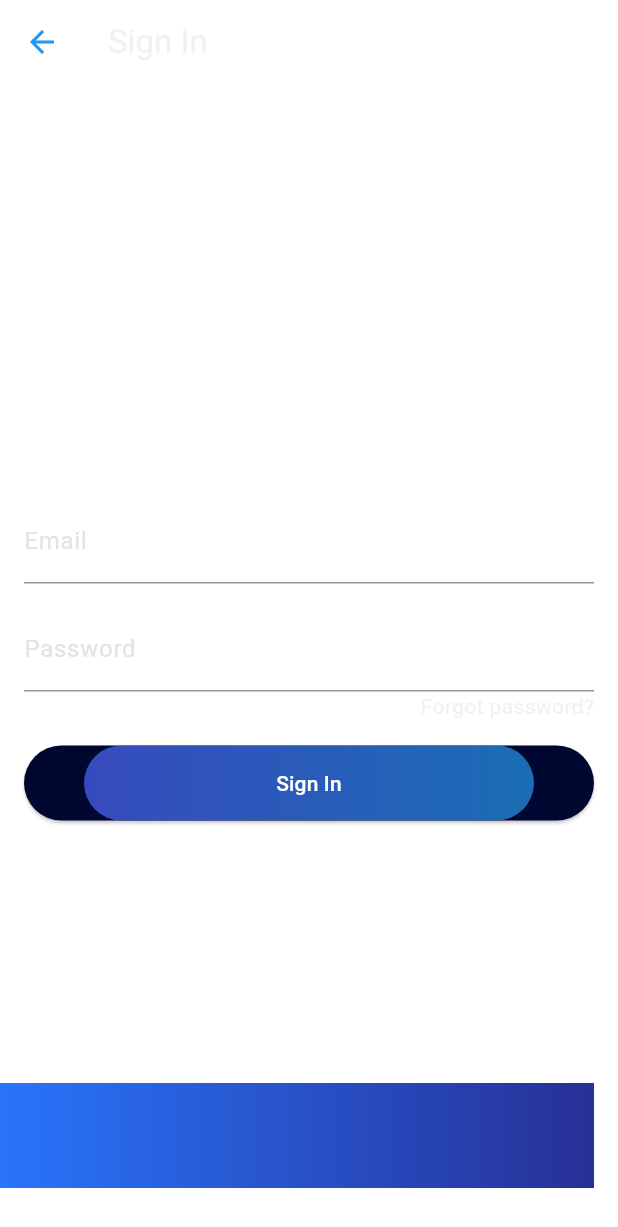
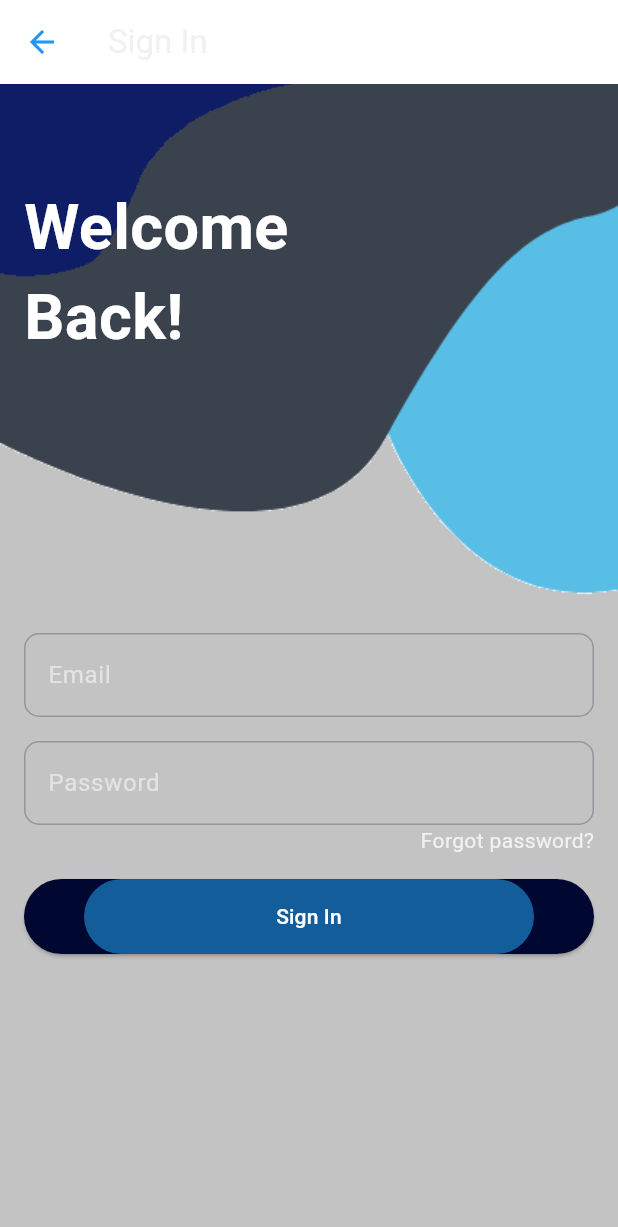
Before and after one commit to WillingDev0812/Blend, a Flutter app: the screen it shows after launch, after a tap on "Sign In", on a phone screen of 412 x 824 dp. Shown: the top 1227 px of the screen. Run offline on Flutter 3.47's test engine with Material 3 defaults, Android fonts, the phone set to English and light mode, and no system bars; our stand-ins replace cloud_firestore, curved_navigation_bar, firebase_auth, firebase_core, flex_color_scheme, google_sign_in and 1 more; missing offline and left inert: flutter_facebook_auth; accounts and stored records are empty; project files that could hold a hidden picture were left out.

Commit message:
The circle (login, registration, splash screen)

```diff
--- a/blend/lib/pages/auth/login.dart
+++ b/blend/lib/pages/auth/login.dart
@@ -1,7 +1,9 @@
+
 import 'package:flutter/material.dart';
 import 'package:firebase_auth/firebase_auth.dart';
 import 'package:blend/global_provider.dart';
 import 'package:provider/provider.dart';
+
 
 class LoginPage extends StatefulWidget {
   @override
@@ -58,7 +60,7 @@ class _LoginPageState extends State<LoginPage> {
     void forgotPassword(String email) async {
       if (email.isEmpty) {
         setState(() {
-          emailErrorText = 'Emaiv    l is required!';
+          emailErrorText = 'Email is required!';
         });
       } else {
         provider.forgotPassword(email);
@@ -85,20 +87,59 @@ class _LoginPageState extends State<LoginPage> {
       }
     }
     return Scaffold(
-      backgroundColor: Colors.white,
+      backgroundColor: Colors.transparent,
       appBar: AppBar(
         backgroundColor: Colors.transparent,
         iconTheme: IconThemeData(color: Colors.blue),
         title: Text('Sign In'),
       ),
-      body: Padding(
+      body: Container(
+      decoration: BoxDecoration(
+          image: DecorationImage(
+            image: AssetImage('images/login.png'), // Replace 'path_to_your_image.jpg' with the actual path to your image file
+            fit: BoxFit.cover,
+          ),
+      ),
+      child: Padding(
         padding: EdgeInsets.all(16.0),
         child: Column(
-          mainAxisAlignment: MainAxisAlignment.center,
+          crossAxisAlignment: CrossAxisAlignment.center,
+          mainAxisAlignment: MainAxisAlignment.start,
+
           children: [
+            SizedBox(height: 50.0),
+            Align(
+                alignment: Alignment.topLeft,
+                child: Text(
+                  'Welcome', // Header text
+                  style: TextStyle(
+                    fontSize: 42.0,
+                    fontWeight: FontWeight.bold,
+                    color: Colors.white, // Color of the text
+                  ),
+                ),
+
+              ),
+              Align(
+                alignment: Alignment.topLeft,
+                child: Text(
+                  'Back!', // Header text
+                  style: TextStyle(
+                    fontSize: 42.0,
+                    fontWeight: FontWeight.bold,
+                    color: Colors.white, // Color of the text
+                  ),
+                ),
+
+              ),
+            SizedBox(height: 180.0),
             TextField(
               controller: emailController,
+              style: TextStyle(color: Colors.black),
               decoration: InputDecoration(
+                border: OutlineInputBorder(
+                  borderRadius: BorderRadius.circular(10.0),
+                ),
                 labelText: 'Email',
                 errorText: emailErrorText,
               ),
@@ -106,8 +147,12 @@ class _LoginPageState extends State<LoginPage> {
             SizedBox(height: 16.0),
             TextField(
               controller: passwordController,
+              style: TextStyle(color: Colors.black),
               obscureText: true,
               decoration: InputDecoration(
+                border: OutlineInputBorder(
+                  borderRadius: BorderRadius.circular(10.0),
+                ),
                 labelText: 'Password',
                 errorText: passwordErrorText,
               ),
@@ -140,11 +185,7 @@ class _LoginPageState extends State<LoginPage> {
                 ),
                 child: Ink(
                   decoration: BoxDecoration(
-                    gradient: LinearGradient(
-                      colors: [Color(0xff374ABE), Color.fromARGB(255, 27, 109, 181)],
-                      begin: Alignment.centerLeft,
-                      end: Alignment.centerRight,
-                    ),
+                    color: const Color.fromARGB(255, 18, 93, 154),
                     borderRadius: BorderRadius.circular(30.0),
                   ),
                   child: Container(
@@ -162,45 +203,89 @@ class _LoginPageState extends State<LoginPage> {
           ],
         ),
       ),
-      floatingActionButton: Padding(
-        padding: EdgeInsets.only(bottom: 16.0),
-        child: SizedBox(
-          height: 70.0,
-          width: MediaQuery.of(context).size.width,
-          child: ClipPath(
-            clipper: Clip1Clipper(),
-            child: Ink(
-              decoration: BoxDecoration(
-                gradient: LinearGradient(
-                  colors: [Color.fromARGB(255, 41, 119, 255), Color.fromARGB(255, 39, 48, 151)],
-                  begin: Alignment.centerLeft,
-                  end: Alignment.centerRight,
-                ),
-              ),
-              child: Container( // Add a container as a child of Ink
-                height: 20,
-                width: 20,
-                color: Colors.transparent, // Set transparent color to avoid covering the gradient
-              ),
-            ),
-          ),
-        ),
-      ),
+     ),
     );
   }
 }
 
+// floatingActionButton: Align(
+//         alignment: Alignment.topRight,
+//         child: Padding(
+//           padding: EdgeInsets.only(top: 16.0, right: 16.0),
+//           child: ClipPath(
+//             clipper: Clip1Clipper(),
+//             child: ElevatedButton(
+//               onPressed: () async {
+//                 // Add your onPressed logic here
+//               },
+//               style: ElevatedButton.styleFrom(
+//                 shape: RoundedRectangleBorder(
+//                   borderRadius: BorderRadius.circular(80.0), // Same as the Clip1Clipper
+//                 ),
+//               ),
+//               child: Ink(
+//                 decoration: BoxDecoration(
+//                   gradient: LinearGradient(
+//                     colors: [Color.fromARGB(255, 41, 119, 255), Color.fromARGB(255, 39, 48, 151)],
+//                     begin: Alignment.centerLeft,
+//                     end: Alignment.centerRight,
+//                   ),
+//                   borderRadius: BorderRadius.circular(80.0), // Same as the Clip1Clipper
+//                 ),
+//                 child: Container(
+//                   height: 70.0,
+//                   width: MediaQuery.of(context).size.width * 0.3,
+//                   alignment: Alignment.center,
+//                 ),
+//               ),
+//             ),
+//           ),
+//         ),
+//       ),
+
+
+
 class Clip1Clipper extends CustomClipper<Path>{
-  @override
-  Path getClip(Size size){
-    Path path = Path();
-    path.lineTo(0,size.height);
-    path.lineTo(size.width, size.height);
-    path.quadraticBezierTo(size.width, 0, 0, 0);
+  Path getClip(Size size) {
+      var height = size.height;
+    var width = size.width;
+    var path = new Path();
+
+    path.lineTo(0, size.height );
+    path.lineTo(size.width , height);
+    path.lineTo(size.width , 0);
+
+     /// [Top Left corner]
+    var secondControlPoint =  Offset(0  ,0);
+    var secondEndPoint = Offset(width * .2  , height *.3);
+    path.quadraticBezierTo(secondControlPoint.dx, secondControlPoint.dy, secondEndPoint.dx, secondEndPoint.dy);
+
+
+
+     /// [Left Middle]
+    var fifthControlPoint =  Offset(width * .3  ,height * .5);
+    var fiftEndPoint = Offset(  width * .23, height *.6);
+    path.quadraticBezierTo(fifthControlPoint.dx, fifthControlPoint.dy, fiftEndPoint.dx, fiftEndPoint.dy);
+
+
+     /// [Bottom Left corner]
+    var thirdControlPoint =  Offset(0  ,height);
+    var thirdEndPoint = Offset(width , height  );
+    path.quadraticBezierTo(thirdControlPoint.dx, thirdControlPoint.dy, thirdEndPoint.dx, thirdEndPoint.dy);
+
+
+
+    path.lineTo(0, size.height  );
+    path.close();
+
     return path;
   }
 
   @override
-  bool shouldReclip (CustomClipper<Path> oldClipper) => false;
+  bool shouldReclip(CustomClipper<Path> oldClipper) {
+    // TODO: implement shouldReclip
+    return true;
+  }
+
 
 }
--- a/blend/lib/pages/splash.dart
+++ b/blend/lib/pages/splash.dart
@@ -8,14 +8,39 @@ class SplashPage extends StatelessWidget {
     final provider = Provider.of<GlobalProvider>(context);
     final authUser = provider.authUser;
 
-
-    return Scaffold(
+ return Scaffold(
       body: Container(
         padding: EdgeInsets.all(16.0),
         alignment: Alignment.center,
         child: Column(
           mainAxisAlignment: MainAxisAlignment.center,
           children: [
+            // AnimatedOpacity widget added here
+            AnimatedOpacity(
+              duration: Duration(milliseconds: 1200),
+              opacity: 1.0,
+              child: Center(
+                child: Container(
+                  padding: EdgeInsets.all(8.0),
+                  decoration: BoxDecoration(
+                    shape: BoxShape.circle,
+                    color: Colors.white,
+                    boxShadow: [
+                      BoxShadow(
+                        color: Colors.black.withOpacity(0.3),
+                        blurRadius: 2.0,
+                        offset: Offset(5.0, 3.0),
+                        spreadRadius: 2.0,
+                      )
+                    ]
+                  ),
+                  child: ClipOval(
+                    child: Image.asset('images/logo.png', width: 140, height: 140,),
+                  ),
+                ),
+              ),
+            ),
+            SizedBox(height: 50.0),
             ElevatedButton(
               onPressed: () {
                 Navigator.pushNamed(context, '/login');
--- a/blend/pubspec.yaml
+++ b/blend/pubspec.yaml
@@ -69,6 +69,9 @@ flutter:
   uses-material-design: true
   assets:
     - images/lime.png
+    - images/login.png
+    - images/logo.png
+    - images/register.png
 
   # To add assets to your application, add an assets section, like this:
   # assets:
```
Also changed, not shown: blend/lib/pages/auth/register.dart (+56 -3 lines), blend/images/login.png (added), blend/images/logo.png (added), blend/images/register.png (added).
